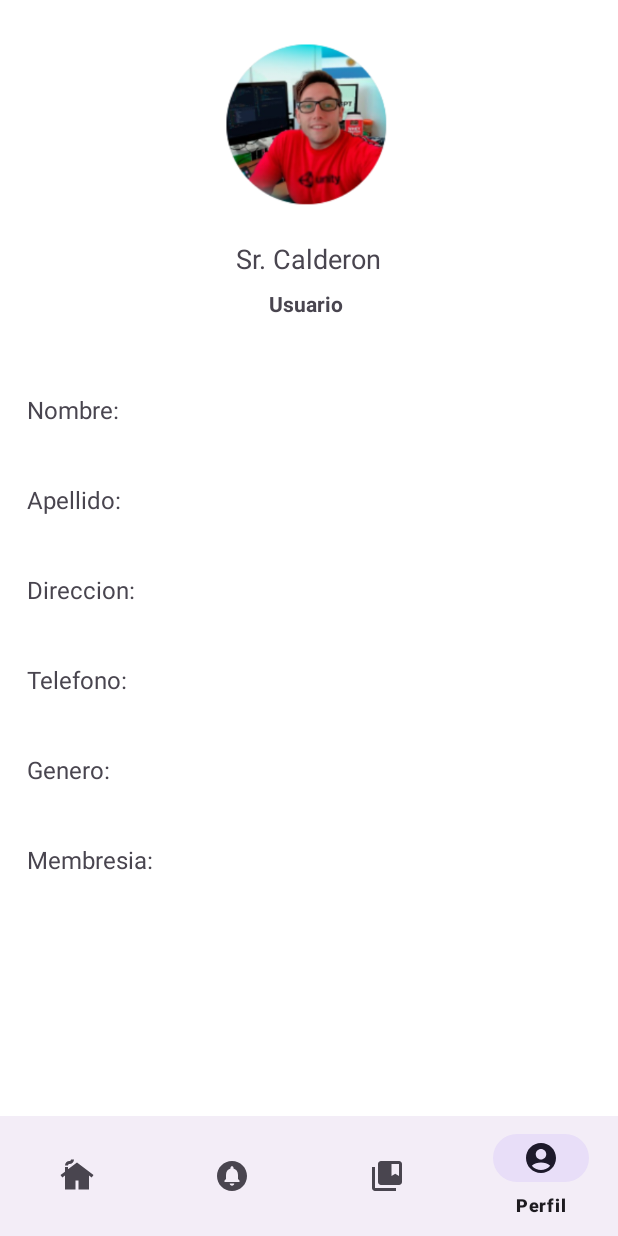
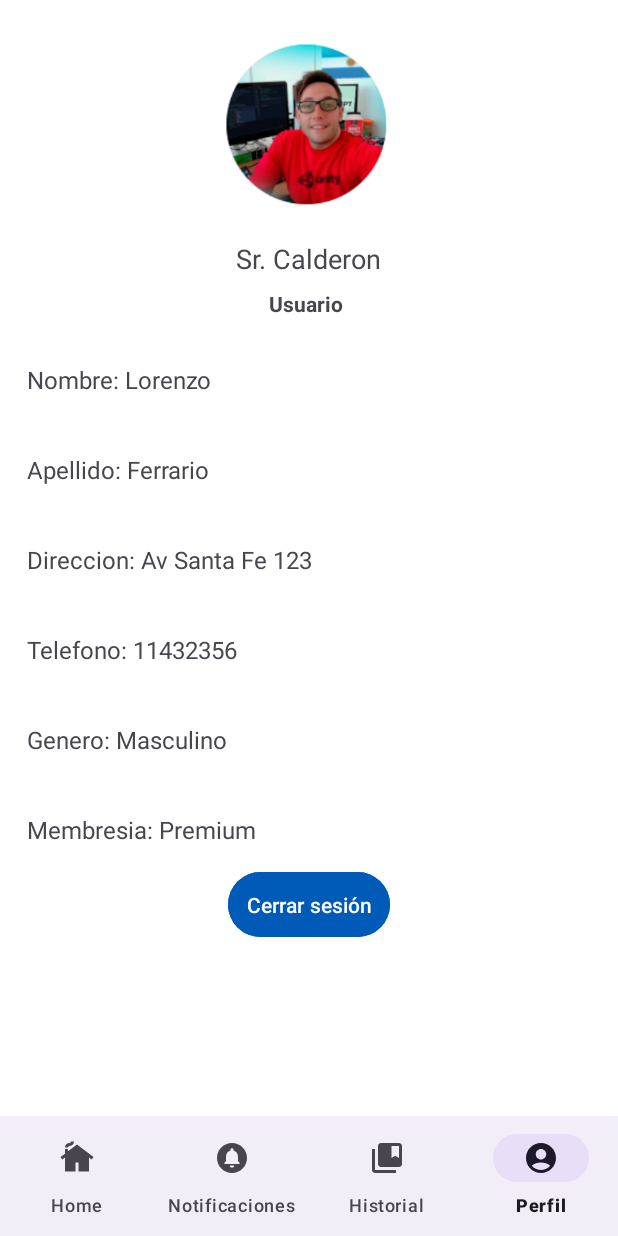
Before and after one commit to Lucasellero/servicio_limpieza, an Android app: the perfil screen opened directly, with no data from a screen before it, on a phone screen of 412 x 824 dp. Run offline under Robolectric (Android 15) with nearby library versions, the phone set to English and light mode, and no system bars.

Commit message:
Boton cerrar sesion

```diff
--- a/app/src/main/java/com/example/servicio_limpieza/PropertyAdapter.java
+++ b/app/src/main/java/com/example/servicio_limpieza/PropertyAdapter.java
@@ -32,6 +32,7 @@ public class PropertyAdapter extends RecyclerView.Adapter<PropertyAdapter.Proper
         Propiedad propiedad = propiedades.get(position);
         holder.propertyName.setText(propiedad.getNombre());
         holder.propertyAddress.setText(propiedad.getDireccion());
+        holder.propertyState.setText(propiedad.getEstado());
 
         holder.btnReservarLimpieza.setOnClickListener(new View.OnClickListener() {
             @Override
@@ -53,12 +54,14 @@ public class PropertyAdapter extends RecyclerView.Adapter<PropertyAdapter.Proper
 
         public TextView propertyName;
         public TextView propertyAddress;
+        public TextView propertyState;
         public Button btnReservarLimpieza;
 
         public PropertyViewHolder(@NonNull View itemView) {
             super(itemView);
             propertyName = itemView.findViewById(R.id.tv_property_name);
             propertyAddress = itemView.findViewById(R.id.property_address);
+            propertyState = itemView.findViewById(R.id.property_state);
             btnReservarLimpieza = itemView.findViewById(R.id.btn_reservar_limpieza);
         }
     }
--- a/app/src/main/java/com/example/servicio_limpieza/cargar_propiedad.java
+++ b/app/src/main/java/com/example/servicio_limpieza/cargar_propiedad.java
@@ -19,6 +19,9 @@ import java.sql.SQLException;
 
 public class cargar_propiedad extends AppCompatActivity {
     Spinner spinnerBarrio;
+
+    Spinner spinnerEstado;
+    Spinner spinnerTipo;
     private EditText nameEditText;
     private Spinner barrioEditText;
     private EditText addressEditText;
--- a/app/src/main/java/com/example/servicio_limpieza/perfil.java
+++ b/app/src/main/java/com/example/servicio_limpieza/perfil.java
@@ -3,6 +3,8 @@ package com.example.servicio_limpieza;
 import android.content.Intent;
 import android.os.Bundle;
 import android.view.MenuItem;
+import android.view.View;
+import android.widget.Button;
 import androidx.annotation.NonNull;
 import androidx.appcompat.app.AppCompatActivity;
 import com.google.android.material.bottomnavigation.BottomNavigationView;
@@ -36,5 +38,16 @@ public class perfil extends AppCompatActivity {
 
         // Establecer el ítem seleccionado en el BottomNavigationView
         bottomNavigationView.setSelectedItemId(R.id.navigation_profile);
+
+        // Configurar el botón de Cerrar sesión
+        Button btnLogout = findViewById(R.id.btn_logout);
+        btnLogout.setOnClickListener(new View.OnClickListener() {
+            @Override
+            public void onClick(View v) {
+                // Cerrar la aplicación
+                finishAffinity();
+                System.exit(0);
+            }
+        });
     }
 }
--- a/app/src/main/res/layout/activity_home.xml
+++ b/app/src/main/res/layout/activity_home.xml
@@ -66,6 +66,7 @@
         android:layout_width="match_parent"
         android:layout_height="wrap_content"
         android:layout_gravity="bottom"
+        android:itemBackground="#FFFFFF"
         app:layout_constraintBottom_toBottomOf="parent"
         app:layout_constraintStart_toStartOf="parent"
         app:layout_constraintEnd_toEndOf="parent"
--- a/app/src/main/res/layout/activity_profile.xml
+++ b/app/src/main/res/layout/activity_profile.xml
@@ -39,19 +39,7 @@
         android:text="Usuario "
         android:textStyle="bold" />
 
-    <!-- Separador -->
-
     <!-- Datos del perfil -->
-
-    <com.google.android.material.bottomnavigation.BottomNavigationView
-        android:id="@+id/bottom_navigation"
-        android:layout_width="match_parent"
-        android:layout_height="wrap_content"
-        android:layout_alignParentStart="true"
-        android:layout_alignParentBottom="true"
-        android:layout_marginStart="0dp"
-        android:layout_marginBottom="0dp"
-        app:menu="@menu/bottom_navigation_menu" />
 
     <TextView
         android:id="@+id/name"
@@ -59,10 +47,8 @@
         android:layout_height="30dp"
         android:layout_below="@+id/premium_user_label"
         android:layout_marginStart="18dp"
-        android:layout_alignParentEnd="true"
-        android:layout_marginTop="50dp"
-        android:layout_marginEnd="0dp"
-        android:text="Nombre: "
+        android:layout_marginTop="30dp"
+        android:text="Nombre: Lorenzo"
         android:textSize="16sp" />
 
     <TextView
@@ -70,12 +56,9 @@
         android:layout_width="match_parent"
         android:layout_height="30dp"
         android:layout_below="@+id/name"
-        android:layout_alignParentStart="true"
-        android:layout_alignParentEnd="true"
         android:layout_marginStart="18dp"
         android:layout_marginTop="30dp"
-        android:layout_marginEnd="0dp"
-        android:text="Apellido:"
+        android:text="Apellido: Ferrario"
         android:textSize="16sp" />
 
     <TextView
@@ -84,22 +67,18 @@
         android:layout_height="30dp"
         android:layout_below="@+id/surname"
         android:layout_marginStart="18dp"
-        android:layout_alignParentEnd="true"
         android:layout_marginTop="30dp"
-        android:layout_marginEnd="0dp"
-        android:text="Direccion:"
+        android:text="Direccion: Av Santa Fe 123"
         android:textSize="16sp" />
 
     <TextView
         android:id="@+id/telefono"
-        android:layout_width="410dp"
+        android:layout_width="match_parent"
         android:layout_height="30dp"
         android:layout_below="@+id/genero"
-        android:layout_alignParentEnd="true"
         android:layout_marginStart="18dp"
         android:layout_marginTop="30dp"
-        android:layout_marginEnd="0dp"
-        android:text="Telefono:"
+        android:text="Telefono: 11432356"
         android:textSize="16sp" />
 
     <TextView
@@ -109,19 +88,39 @@
         android:layout_below="@+id/telefono"
         android:layout_marginStart="18dp"
         android:layout_marginTop="30dp"
-        android:text="Genero:"
+        android:text="Genero: Masculino"
         android:textSize="16sp" />
 
     <TextView
         android:id="@+id/membresia"
-        android:layout_width="410dp"
+        android:layout_width="match_parent"
         android:layout_height="30dp"
         android:layout_below="@+id/textView8"
-        android:layout_alignParentEnd="true"
         android:layout_marginStart="18dp"
         android:layout_marginTop="30dp"
-        android:layout_marginEnd="0dp"
-        android:text="Membresia: "
+        android:text="Membresia: Premium"
         android:textSize="16sp" />
 
+    <!-- Botón de Cerrar sesión -->
+    <Button
+        android:id="@+id/btn_logout"
+        android:layout_width="wrap_content"
+        android:layout_height="wrap_content"
+        android:layout_below="@id/membresia"
+        android:layout_centerHorizontal="true"
+        android:layout_marginTop="5dp"
+        android:text="Cerrar sesión"
+        android:backgroundTint="#005AB8"
+        android:textColor="#FFFFFF"
+        android:padding="12dp"
+        android:elevation="4dp" />
+
+    <!-- Bottom Navigation -->
+    <com.google.android.material.bottomnavigation.BottomNavigationView
+        android:id="@+id/bottom_navigation"
+        android:layout_width="match_parent"
+        android:layout_height="wrap_content"
+        android:layout_alignParentBottom="true"
+        app:menu="@menu/bottom_navigation_menu"
+        app:labelVisibilityMode="labeled" />
 </RelativeLayout>
--- a/app/src/main/res/values/colors.xml
+++ b/app/src/main/res/values/colors.xml
@@ -3,4 +3,5 @@
     <color name="black">#FF000000</color>
     <color name="white">#FFFFFFFF</color>
     <color name="color_principal">#005AB8</color>
+    <color name="blue_selected">#2897ED</color>
 </resources>
```
Also changed, not shown: app/src/main/res/layout/activity_bienvenida.xml (+8 -7 lines), app/src/main/res/layout/property_item.xml (+21 -5 lines), app/src/main/res/values/array.xml (+10 -0 lines).
